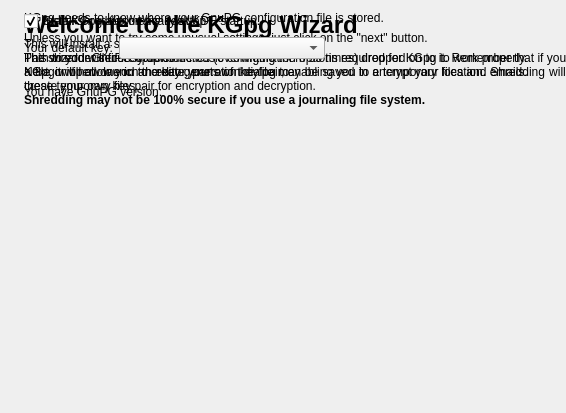
Old version of the form kgpgwizard.ui in the repository KDE/kgpg.
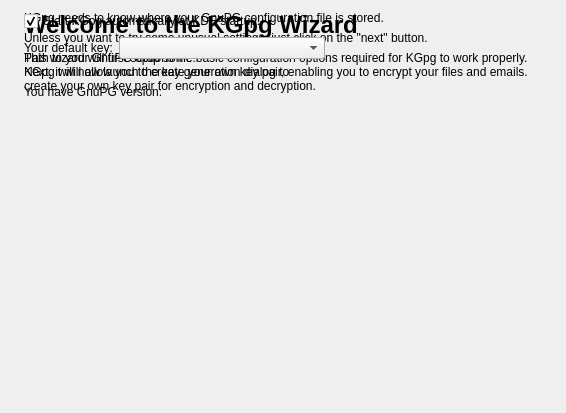
New version of the form. Icons and pictures are not drawn. Custom widgets are drawn as their Qt base class.

Commit message:
Remove shredder from KGpg
This feature was never related to GPG at all, is removed from KDElibs and had
some security implications. Since it will not work at all from now on better
completely remove it before users start to argue.

FEATURE
GUI

Patch:
```diff
--- a/kgpgwizard.ui
+++ b/kgpgwizard.ui
@@ -190,88 +190,6 @@
     </item>
    </layout>
   </widget>
-  <widget class="QWidget" name="page" >
-   <property name="geometry" >
-    <rect>
-     <x>0</x>
-     <y>0</y>
-     <width>632</width>
-     <height>338</height>
-    </rect>
-   </property>
-   <layout class="QGridLayout" >
-    <item row="0" column="1" >
-     <widget class="QCheckBox" name="checkBox1" >
-      <property name="text" >
-       <string>Install shredder on my desktop</string>
-      </property>
-      <property name="checked" >
-       <bool>false</bool>
-      </property>
-     </widget>
-    </item>
-    <item rowspan="3" row="0" column="0" >
-     <widget class="QLabel" name="pixmapLabel1_3" >
-      <property name="sizePolicy" >
-       <sizepolicy vsizetype="Preferred" hsizetype="Fixed" >
-        <horstretch>0</horstretch>
-        <verstretch>0</verstretch>
-       </sizepolicy>
-      </property>
-      <property name="frameShape" >
-       <enum>QFrame::NoFrame</enum>
-      </property>
-      <property name="frameShadow" >
-       <enum>QFrame::Plain</enum>
-      </property>
-      <property name="pixmap" >
-       <pixmap/>
-      </property>
-      <property name="scaledContents" >
-       <bool>false</bool>
-      </property>
-      <property name="alignment" >
-       <set>Qt::AlignTop</set>
-      </property>
-      <property name="wordWrap" >
-       <bool>false</bool>
-      </property>
-     </widget>
-    </item>
-    <item row="2" column="1" >
-     <spacer>
-      <property name="orientation" >
-       <enum>Qt::Vertical</enum>
-      </property>
-      <property name="sizeType" >
-       <enum>QSizePolicy::Expanding</enum>
-      </property>
-      <property name="sizeHint" >
-       <size>
-        <width>20</width>
-        <height>16</height>
-       </size>
-      </property>
-     </spacer>
-    </item>
-    <item row="1" column="1" >
-     <widget class="QLabel" name="textLabel2_2" >
-      <property name="text" >
-       <string>&lt;qt>This will install a shredder icon on your desktop.&lt;br>
-The shredder securely deletes files (overwriting them 35 times) dropped on to it.
-Remember that if you download a file or open one in an editor, parts of the file may be saved in a temporary location. Shredding will not erase these temporary files.
-&lt;br>&lt;b>Shredding may not be 100% secure if you use a journaling file system.&lt;/b>&lt;/qt></string>
-      </property>
-      <property name="alignment" >
-       <set>Qt::AlignJustify|Qt::AlignTop</set>
-      </property>
-      <property name="wordWrap" >
-       <bool>true</bool>
-      </property>
-     </widget>
-    </item>
-   </layout>
-  </widget>
   <widget class="QWidget" name="page" >
    <property name="geometry" >
     <rect>
```
The commit also changes 14 other files.
